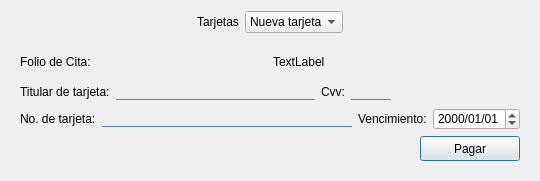
First picture: the form in pagarcitaspaciente.ui, repository Laloses/Hospital, before the edit.
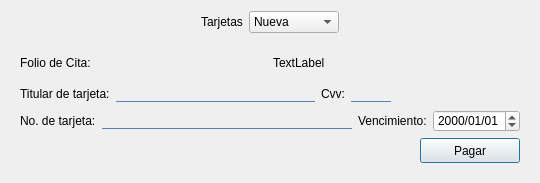
Second picture: the form after the edit.

Commit message: correccion del putisimo boton

Patch:
```diff
--- a/pagarcitaspaciente.ui
+++ b/pagarcitaspaciente.ui
@@ -7,7 +7,7 @@
     <x>0</x>
     <y>0</y>
     <width>540</width>
-    <height>181</height>
+    <height>183</height>
    </rect>
   </property>
   <property name="windowTitle">
@@ -57,7 +57,7 @@
        </property>
        <item>
         <property name="text">
-         <string>Nueva tarjeta</string>
+         <string>Nueva</string>
         </property>
        </item>
       </widget>
```
The commit also changes 2 other files.
